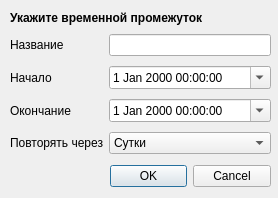
Qt form mdi/forms/timeperiod_edit.ui (brat002/ExpertBilling) before a commit.
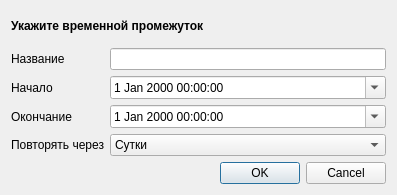
The same form after that commit.

Patch:
```diff
--- a/mdi/forms/timeperiod_edit.ui
+++ b/mdi/forms/timeperiod_edit.ui
@@ -1,103 +1,72 @@
 <ui version="4.0" >
  <class>Dialog</class>
- <widget class="QDialog" name="Dialog" >
-  <property name="geometry" >
+ <widget class="QDialog" name="Dialog">
+  <property name="geometry">
    <rect>
     <x>0</x>
     <y>0</y>
-    <width>278</width>
-    <height>198</height>
+    <width>397</width>
+    <height>195</height>
    </rect>
   </property>
   <property name="windowTitle" >
    <string>Период времени</string>
   </property>
-  <widget class="QDialogButtonBox" name="buttonBox" >
-   <property name="geometry" >
-    <rect>
-     <x>110</x>
-     <y>160</y>
-     <width>161</width>
-     <height>32</height>
-    </rect>
-   </property>
-   <property name="orientation" >
-    <enum>Qt::Horizontal</enum>
-   </property>
-   <property name="standardButtons" >
-    <set>QDialogButtonBox::Cancel|QDialogButtonBox::NoButton|QDialogButtonBox::Ok</set>
-   </property>
-  </widget>
-  <widget class="QLabel" name="label" >
-   <property name="geometry" >
-    <rect>
-     <x>10</x>
-     <y>10</y>
-     <width>197</width>
-     <height>16</height>
-    </rect>
-   </property>
-   <property name="text" >
-    <string>&lt;b>Укажите временной промежуток&lt;/b></string>
-   </property>
-  </widget>
-  <widget class="QWidget" name="" >
-   <property name="geometry" >
-    <rect>
-     <x>10</x>
-     <y>30</y>
-     <width>261</width>
-     <height>131</height>
-    </rect>
-   </property>
-   <layout class="QGridLayout" >
-    <item row="0" column="0" >
-     <widget class="QLabel" name="label_2" >
-      <property name="text" >
+  <layout class="QGridLayout" name="gridLayout">
+   <item row="0" column="0" colspan="3">
+    <widget class="QLabel" name="label">
+     <property name="text">
+      <string>&lt;b&gt;Укажите временной промежуток&lt;/b&gt;</string>
+     </property>
+    </widget>
+   </item>
+   <item row="1" column="0">
+    <widget class="QLabel" name="label_2">
+     <property name="text">
        <string>Название</string>
       </property>
      </widget>
     </item>
-    <item row="0" column="1" >
-     <widget class="QLineEdit" name="name_edit" />
-    </item>
-    <item row="1" column="0" >
-     <widget class="QLabel" name="start_label" >
-      <property name="text" >
+   <item row="1" column="2">
+    <widget class="QLineEdit" name="name_edit"/>
+   </item>
+   <item row="2" column="0">
+    <widget class="QLabel" name="start_label">
+     <property name="text">
        <string>Начало</string>
       </property>
      </widget>
     </item>
-    <item row="1" column="1" >
-     <widget class="QDateTimeEdit" name="start_date_edit" >
-      <property name="calendarPopup" >
+   <item row="2" column="2">
+    <widget class="QDateTimeEdit" name="start_date_edit">
+     <property name="calendarPopup">
        <bool>true</bool>
       </property>
      </widget>
     </item>
-    <item row="2" column="0" >
-     <widget class="QLabel" name="end_label" >
-      <property name="text" >
+   <item row="3" column="0">
+    <widget class="QLabel" name="end_label">
+     <property name="text">
        <string>Окончание</string>
       </property>
      </widget>
     </item>
-    <item row="2" column="1" >
-     <widget class="QDateTimeEdit" name="end_date_edit" >
-      <property name="calendarPopup" >
+   <item row="3" column="2">
+    <widget class="QDateTimeEdit" name="end_date_edit">
+     <property name="calendarPopup">
        <bool>true</bool>
       </property>
      </widget>
     </item>
-    <item row="3" column="0" >
-     <widget class="QLabel" name="repeat_label" >
-      <property name="text" >
+   <item row="4" column="0" colspan="2">
+    <widget class="QLabel" name="repeat_label">
+     <property name="text">
        <string>Повторять через</string>
       </property>
      </widget>
     </item>
-    <item row="3" column="1" >
-     <widget class="QComboBox" name="repead_edit" >
+   <item row="4" column="2">
+    <widget class="QComboBox" name="repead_edit">
       <item>
        <property name="text" >
         <string>Сутки</string>
@@ -120,9 +89,18 @@
       </item>
      </widget>
     </item>
-   </layout>
-  </widget>
- </widget>
+   <item row="5" column="1" colspan="2">
+    <widget class="QDialogButtonBox" name="buttonBox">
+     <property name="orientation">
+      <enum>Qt::Horizontal</enum>
+     </property>
+     <property name="standardButtons">
+      <set>QDialogButtonBox::Cancel|QDialogButtonBox::Ok</set>
+     </property>
+    </widget>
+   </item>
+  </layout>
+ </widget>
  <resources/>
  <connections>
   <connection>
```
Left out of the diff: 21 changed lines with no effect on the pictures. Lines whose indentation alone changed are shown as unchanged.
